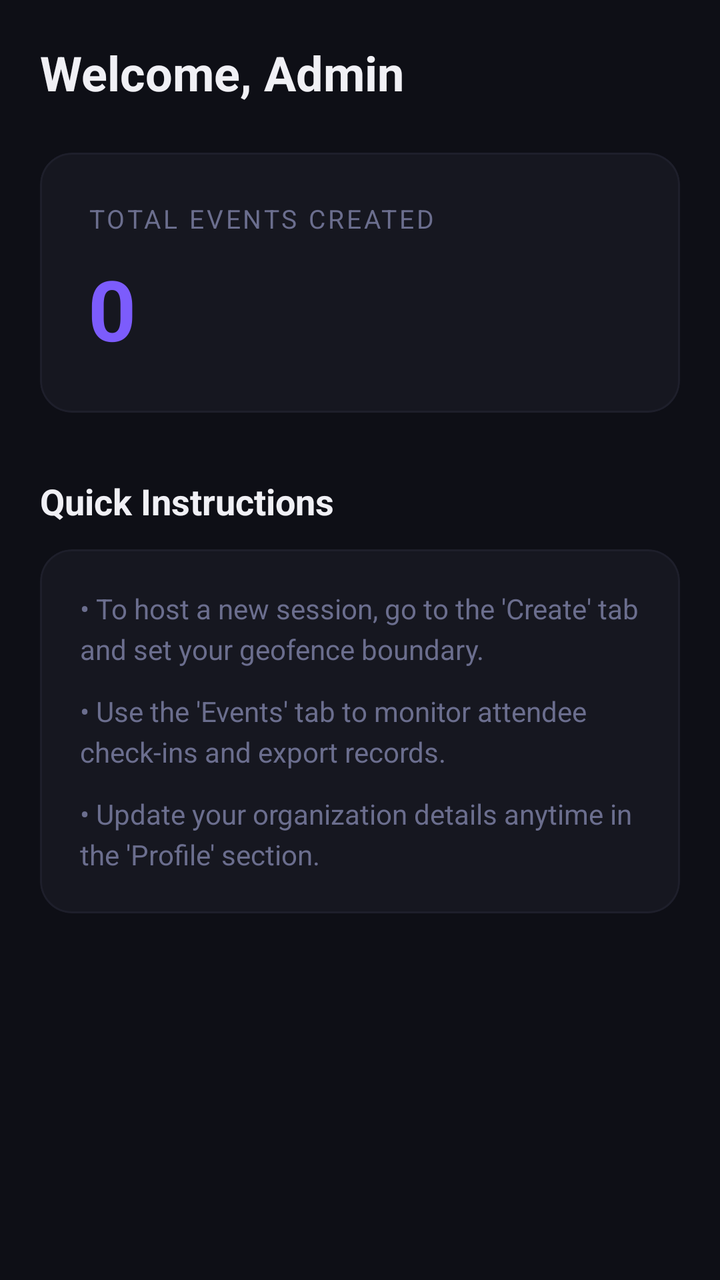
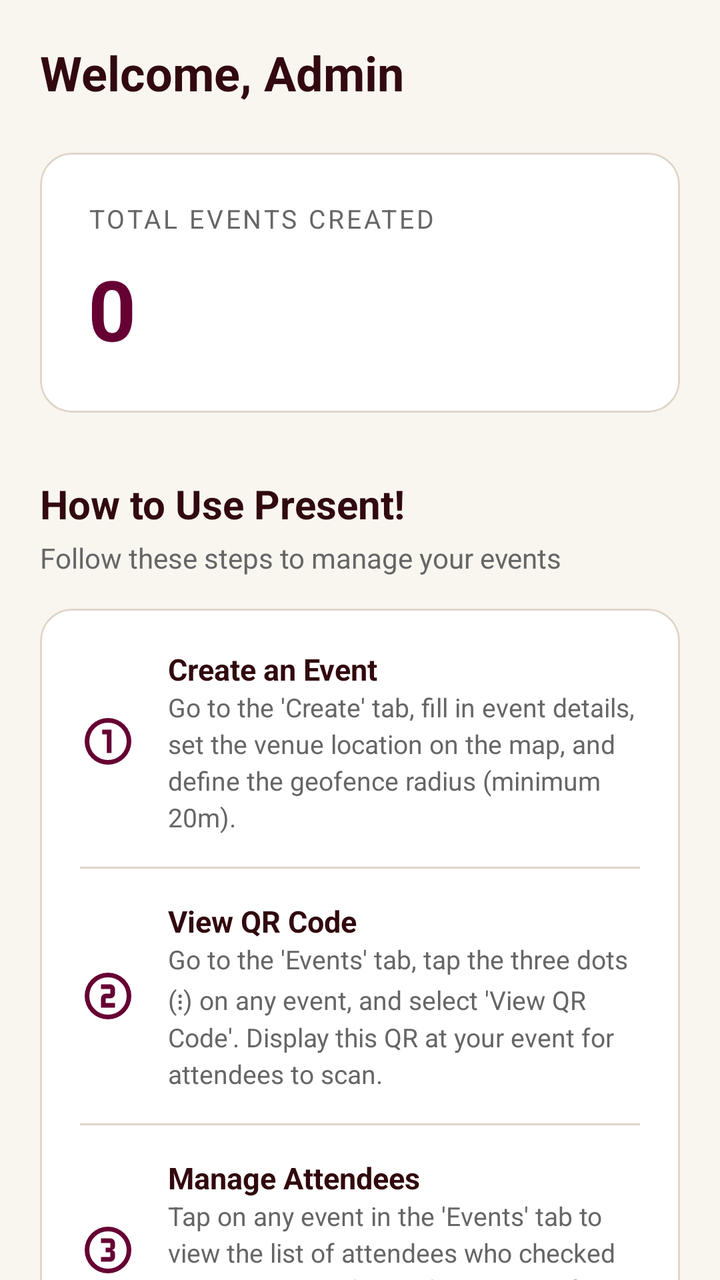

Two renders of the same Android screen: before a commit and after it. Below are the layout's source before the change and the commit's diff.
<!-- AndroidManifest.xml: application theme Theme.Present -->
<!-- res/layout/fragment_admin_home.xml -->
<?xml version="1.0" encoding="utf-8"?>
<androidx.core.widget.NestedScrollView xmlns:android="http://schemas.android.com/apk/res/android"
    xmlns:app="http://schemas.android.com/apk/res-auto"
    android:layout_width="match_parent"
    android:layout_height="match_parent"
    android:fillViewport="true"
    android:background="#0E0F16">

    <LinearLayout
        android:layout_width="match_parent"
        android:layout_height="wrap_content"
        android:orientation="vertical"
        android:padding="20dp">

        <TextView
            android:id="@+id/tvAdminWelcome"
            android:layout_width="wrap_content"
            android:layout_height="wrap_content"
            android:text="Welcome, Admin"
            android:textColor="#F0F0F5"
            android:textSize="24sp"
            android:textStyle="bold" />

        
        <com.google.android.material.card.MaterialCardView
            android:layout_width="match_parent"
            android:layout_height="wrap_content"
            android:layout_marginTop="24dp"
            app:cardBackgroundColor="#161720"
            app:cardCornerRadius="16dp"
            app:strokeColor="#1E1F2B"
            app:strokeWidth="1dp">

            <LinearLayout
                android:layout_width="match_parent"
                android:layout_height="wrap_content"
                android:padding="24dp"
                android:orientation="vertical">

                <TextView
                    android:layout_width="wrap_content"
                    android:layout_height="wrap_content"
                    android:text="Total Events Created"
                    android:textColor="#6B6E8E"
                    android:textSize="13sp"
                    android:textAllCaps="true"
                    android:letterSpacing="0.1" />

                <TextView
                    android:id="@+id/tvTotalEventsCount"
                    android:layout_width="wrap_content"
                    android:layout_height="wrap_content"
                    android:layout_marginTop="8dp"
                    android:text="0"
                    android:textColor="#7C5CFC"
                    android:textSize="42sp"
                    android:textStyle="bold" />
            </LinearLayout>
        </com.google.android.material.card.MaterialCardView>

        
        <TextView
            android:layout_width="wrap_content"
            android:layout_height="wrap_content"
            android:layout_marginTop="32dp"
            android:text="Quick Instructions"
            android:textColor="#F0F0F5"
            android:textSize="18sp"
            android:textStyle="bold" />

        <com.google.android.material.card.MaterialCardView
            android:layout_width="match_parent"
            android:layout_height="wrap_content"
            android:layout_marginTop="12dp"
            app:cardBackgroundColor="#161720"
            app:cardCornerRadius="16dp"
            app:strokeColor="#1E1F2B"
            app:strokeWidth="1dp">

            <LinearLayout
                android:layout_width="match_parent"
                android:layout_height="wrap_content"
                android:orientation="vertical"
                android:padding="20dp">

                <TextView
                    android:layout_width="match_parent"
                    android:layout_height="wrap_content"
                    android:text="• To host a new session, go to the 'Create' tab and set your geofence boundary."
                    android:textColor="#6B6E8E"
                    android:textSize="14sp"
                    android:lineSpacingExtra="4dp" />

                <TextView
                    android:layout_width="match_parent"
                    android:layout_height="wrap_content"
                    android:layout_marginTop="12dp"
                    android:text="• Use the 'Events' tab to monitor attendee check-ins and export records."
                    android:textColor="#6B6E8E"
                    android:textSize="14sp"
                    android:lineSpacingExtra="4dp" />

                <TextView
                    android:layout_width="match_parent"
                    android:layout_height="wrap_content"
                    android:layout_marginTop="12dp"
                    android:text="• Update your organization details anytime in the 'Profile' section."
                    android:textColor="#6B6E8E"
                    android:textSize="14sp"
                    android:lineSpacingExtra="4dp" />

            </LinearLayout>
        </com.google.android.material.card.MaterialCardView>

        
        <View
            android:layout_width="match_parent"
            android:layout_height="40dp" />

    </LinearLayout>
</androidx.core.widget.NestedScrollView>
<!-- resources referenced by this layout -->
<resources>
  <style name="Theme.Present" parent="Theme.Material3.Dark.NoActionBar">
          
          <item name="colorPrimary">@color/colorPrimary</item>
          <item name="colorOnPrimary">@android:color/white</item>
          <item name="colorSecondary">@color/colorSecondary</item>
          <item name="colorOnSecondary">@android:color/white</item>
          <item name="colorError">@color/colorError</item>
  
          
          <item name="android:windowBackground">@color/colorBackground</item>
          <item name="colorSurface">@color/colorSurface</item>
          <item name="colorOnSurface">@color/colorOnSurface</item>
          <item name="colorOutline">@color/colorBorder</item>
  
          
          <item name="materialButtonStyle">@style/Widget.Material3.Button</item>
          <item name="textInputStyle">@style/Widget.Material3.TextInputLayout.OutlinedBox</item>
          <item name="bottomNavigationStyle">@style/Widget.Material3.BottomNavigationView</item>
      </style>
  <color name="colorPrimary">#7C5CFC</color>
  <color name="colorSecondary">#22C55E</color>
  <color name="colorError">#EF4444</color>
  <color name="colorBackground">#0E0F16</color>
  <color name="colorSurface">#161720</color>
  <color name="colorOnSurface">#F0F0F5</color>
  <color name="colorBorder">#2A2B3D</color>
</resources>

<!-- the commit's change to res/layout/fragment_admin_home.xml (unified diff, before → after) -->
@@ -4,7 +4,7 @@
     android:layout_width="match_parent"
     android:layout_height="match_parent"
     android:fillViewport="true"
-    android:background="#0E0F16">
+    android:background="@color/colorBackground">
 
     <LinearLayout
         android:layout_width="match_parent"
@@ -17,7 +17,7 @@
             android:layout_width="wrap_content"
             android:layout_height="wrap_content"
             android:text="Welcome, Admin"
-            android:textColor="#F0F0F5"
+            android:textColor="@color/colorOnSurface"
             android:textSize="24sp"
             android:textStyle="bold" />
 
@@ -26,9 +26,9 @@
             android:layout_width="match_parent"
             android:layout_height="wrap_content"
             android:layout_marginTop="24dp"
-            app:cardBackgroundColor="#161720"
+            app:cardBackgroundColor="@color/colorSurface"
             app:cardCornerRadius="16dp"
-            app:strokeColor="#1E1F2B"
+            app:strokeColor="@color/colorBorder"
             app:strokeWidth="1dp">
 
             <LinearLayout
@@ -41,7 +41,7 @@
                     android:layout_width="wrap_content"
                     android:layout_height="wrap_content"
                     android:text="Total Events Created"
-                    android:textColor="#6B6E8E"
+                    android:textColor="@color/colorMuted"
                     android:textSize="13sp"
                     android:textAllCaps="true"
                     android:letterSpacing="0.1" />
@@ -52,7 +52,7 @@
                     android:layout_height="wrap_content"
                     android:layout_marginTop="8dp"
                     android:text="0"
-                    android:textColor="#7C5CFC"
+                    android:textColor="@color/colorPrimary"
                     android:textSize="42sp"
                     android:textStyle="bold" />
             </LinearLayout>
@@ -63,18 +63,26 @@
             android:layout_width="wrap_content"
             android:layout_height="wrap_content"
             android:layout_marginTop="32dp"
-            android:text="Quick Instructions"
-            android:textColor="#F0F0F5"
-            android:textSize="18sp"
+            android:text="How to Use Present!"
+            android:textColor="@color/colorOnSurface"
+            android:textSize="20sp"
             android:textStyle="bold" />
+
+        <TextView
+            android:layout_width="wrap_content"
+            android:layout_height="wrap_content"
+            android:layout_marginTop="4dp"
+            android:text="Follow these steps to manage your events"
+            android:textColor="@color/colorMuted"
+            android:textSize="14sp" />
 
         <com.google.android.material.card.MaterialCardView
             android:layout_width="match_parent"
             android:layout_height="wrap_content"
-            android:layout_marginTop="12dp"
-            app:cardBackgroundColor="#161720"
+            android:layout_marginTop="16dp"
+            app:cardBackgroundColor="@color/colorSurface"
             app:cardCornerRadius="16dp"
-            app:strokeColor="#1E1F2B"
+            app:strokeColor="@color/colorBorder"
             app:strokeWidth="1dp">
 
             <LinearLayout
@@ -83,36 +91,307 @@
                 android:orientation="vertical"
                 android:padding="20dp">
 
-                <TextView
-                    android:layout_width="match_parent"
-                    android:layout_height="wrap_content"
-                    android:text="• To host a new session, go to the 'Create' tab and set your geofence boundary."
-                    android:textColor="#6B6E8E"
-                    android:textSize="14sp"
-                    android:lineSpacingExtra="4dp" />
-
-                <TextView
-                    android:layout_width="match_parent"
-                    android:layout_height="wrap_content"
-                    android:layout_marginTop="12dp"
-                    android:text="• Use the 'Events' tab to monitor attendee check-ins and export records."
-                    android:textColor="#6B6E8E"
-                    android:textSize="14sp"
-                    android:lineSpacingExtra="4dp" />
-
-                <TextView
-                    android:layout_width="match_parent"
-                    android:layout_height="wrap_content"
-                    android:layout_marginTop="12dp"
-                    android:text="• Update your organization details anytime in the 'Profile' section."
-                    android:textColor="#6B6E8E"
-                    android:textSize="14sp"
-                    android:lineSpacingExtra="4dp" />
+                
+                <LinearLayout
+                    android:layout_width="match_parent"
+                    android:layout_height="wrap_content"
+                    android:orientation="horizontal"
+                    android:gravity="center_vertical">
+
+                    <TextView
+                        android:layout_width="28dp"
+                        android:layout_height="28dp"
+                        android:background="@drawable/ic_count_one"
+                        android:backgroundTint="@color/colorPrimary"
+                        android:gravity="center"
+                        android:textColor="@color/white"
+                        android:textSize="12sp"
+                        android:textStyle="bold" />
+
+                    <LinearLayout
+                        android:layout_width="0dp"
+                        android:layout_height="wrap_content"
+                        android:layout_weight="1"
+                        android:layout_marginStart="16dp"
+                        android:orientation="vertical">
+
+                        <TextView
+                            android:layout_width="wrap_content"
+                            android:layout_height="wrap_content"
+                            android:text="Create an Event"
+                            android:textColor="@color/colorOnSurface"
+                            android:textSize="15sp"
+                            android:textStyle="bold" />
+
+                        <TextView
+                            android:layout_width="wrap_content"
+                            android:layout_height="wrap_content"
+                            android:text="Go to the 'Create' tab, fill in event details, set the venue location on the map, and define the geofence radius (minimum 20m)."
+                            android:textColor="@color/colorMuted"
+                            android:textSize="13sp"
+                            android:lineSpacingExtra="3dp" />
+                    </LinearLayout>
+                </LinearLayout>
+
+                <View
+                    android:layout_width="match_parent"
+                    android:layout_height="1dp"
+                    android:layout_marginVertical="16dp"
+                    android:background="@color/colorBorder" />
+
+                
+                <LinearLayout
+                    android:layout_width="match_parent"
+                    android:layout_height="wrap_content"
+                    android:orientation="horizontal"
+                    android:gravity="center_vertical">
+
+                    <TextView
+                        android:layout_width="28dp"
+                        android:layout_height="28dp"
+                        android:background="@drawable/ic_count_two"
+                        android:backgroundTint="@color/colorPrimary"
+                        android:gravity="center"
+                        android:textColor="@color/white"
+                        android:textSize="12sp"
+                        android:textStyle="bold" />
+
+                    <LinearLayout
+                        android:layout_width="0dp"
+                        android:layout_height="wrap_content"
+                        android:layout_weight="1"
+                        android:layout_marginStart="16dp"
+                        android:orientation="vertical">
+
+                        <TextView
+                            android:layout_width="wrap_content"
+                            android:layout_height="wrap_content"
+                            android:text="View QR Code"
+                            android:textColor="@color/colorOnSurface"
+                            android:textSize="15sp"
+                            android:textStyle="bold" />
+
+                        <TextView
+                            android:layout_width="wrap_content"
+                            android:layout_height="wrap_content"
+                            android:text="Go to the 'Events' tab, tap the three dots (⋮) on any event, and select 'View QR Code'. Display this QR at your event for attendees to scan."
+                            android:textColor="@color/colorMuted"
+                            android:textSize="13sp"
+                            android:lineSpacingExtra="3dp" />
+                    </LinearLayout>
+                </LinearLayout>
+
+                <View
+                    android:layout_width="match_parent"
+                    android:layout_height="1dp"
+                    android:layout_marginVertical="16dp"
+                    android:background="@color/colorBorder" />
+
+                
+                <LinearLayout
+                    android:layout_width="match_parent"
+                    android:layout_height="wrap_content"
+                    android:orientation="horizontal"
+                    android:gravity="center_vertical">
+
+                    <TextView
+                        android:layout_width="28dp"
+                        android:layout_height="28dp"
+                        android:background="@drawable/ic_count_three"
+                        android:backgroundTint="@color/colorPrimary"
+                        android:gravity="center"
+                        android:textColor="@color/white"
+                        android:textSize="12sp"
+                        android:textStyle="bold" />
+
+                    <LinearLayout
+                        android:layout_width="0dp"
+                        android:layout_height="wrap_content"
+                        android:layout_weight="1"
+                        android:layout_marginStart="16dp"
+                        android:orientation="vertical">
+
+                        <TextView
+                            android:layout_width="wrap_content"
+                            android:layout_height="wrap_content"
+                            android:text="Manage Attendees"
+                            android:textColor="@color/colorOnSurface"
+                            android:textSize="15sp"
+                            android:textStyle="bold" />
+
+                        <TextView
+                            android:layout_width="wrap_content"
+                            android:layout_height="wrap_content"
+                            android:text="Tap on any event in the 'Events' tab to view the list of attendees who checked in. Export attendance data as CSV for your records."
+                            android:textColor="@color/colorMuted"
+                            android:textSize="13sp"
+                            android:lineSpacingExtra="3dp" />
+                    </LinearLayout>
+                </LinearLayout>
+
+                <View
+                    android:layout_width="match_parent"
+                    android:layout_height="1dp"
+                    android:layout_marginVertical="16dp"
+                    android:background="@color/colorBorder" />
+
+                
+                <LinearLayout
+                    android:layout_width="match_parent"
+                    android:layout_height="wrap_content"
+                    android:orientation="horizontal"
+                    android:gravity="center_vertical">
+
+                    <TextView
+                        android:layout_width="28dp"
+                        android:layout_height="28dp"
+                        android:background="@drawable/ic_count_four"
+                        android:backgroundTint="@color/colorSecondary"
+                        android:gravity="center"
+                        android:textColor="@color/white"
+                        android:textSize="12sp"
+                        android:textStyle="bold" />
+
+                    <LinearLayout
+                        android:layout_width="0dp"
+                        android:layout_height="wrap_content"
+                        android:layout_weight="1"
+                        android:layout_marginStart="16dp"
+                        android:orientation="vertical">
+
+                        <TextView
+                            android:layout_width="wrap_content"
+                            android:layout_height="wrap_content"
+                            android:text="Edit or Delete Events"
+                            android:textColor="@color/colorOnSurface"
+                            android:textSize="15sp"
+                            android:textStyle="bold" />
+
+                        <TextView
+                            android:layout_width="wrap_content"
+                            android:layout_height="wrap_content"
+                            android:text="Tap the three dots (⋮) on any event to edit its details or delete it. Note: Deleting an event will remove all associated attendance records."
+                            android:textColor="@color/colorMuted"
+                            android:textSize="13sp"
+                            android:lineSpacingExtra="3dp" />
+                    </LinearLayout>
+                </LinearLayout>
 
             </LinearLayout>
         </com.google.android.material.card.MaterialCardView>
 
         
+        <TextView
+            android:layout_width="wrap_content"
+            android:layout_height="wrap_content"
+            android:layout_marginTop="24dp"
+            android:text="💡 Important Tips"
+            android:textColor="@color/colorOnSurface"
+            android:textSize="18sp"
+            android:textStyle="bold" />
+
+        <com.google.android.material.card.MaterialCardView
+            android:layout_width="match_parent"
+            android:layout_height="wrap_content"
+            android:layout_marginTop="12dp"
+            app:cardBackgroundColor="@color/colorSurface"
+            app:cardCornerRadius="16dp"
+            app:strokeColor="@color/colorBorder"
+            app:strokeWidth="1dp">
+
+            <LinearLayout
+                android:layout_width="match_parent"
+                android:layout_height="wrap_content"
+                android:orientation="vertical"
+                android:padding="20dp">
+
+                <LinearLayout
+                    android:layout_width="match_parent"
+                    android:layout_height="wrap_content"
+                    android:orientation="horizontal"
+                    android:gravity="center_vertical">
+
+                    <TextView
+                        android:layout_width="32dp"
+                        android:layout_height="32dp"
+                        android:gravity="center"
+                        android:text="⚠️"
+                        android:textSize="18sp" />
+
+                    <TextView
+                        android:layout_width="0dp"
+                        android:layout_height="wrap_content"
+                        android:layout_weight="1"
+                        android:layout_marginStart="12dp"
+                        android:text="Set your geofence radius to at least 20 meters to ensure GPS accuracy for attendees."
+                        android:textColor="@color/colorMuted"
+                        android:textSize="13sp"
+                        android:lineSpacingExtra="3dp" />
+                </LinearLayout>
+
+                <View
+                    android:layout_width="match_parent"
+                    android:layout_height="1dp"
+                    android:layout_marginVertical="12dp"
+                    android:background="@color/colorBorder" />
+
+                <LinearLayout
+                    android:layout_width="match_parent"
+                    android:layout_height="wrap_content"
+                    android:orientation="horizontal"
+                    android:gravity="center_vertical">
+
+                    <TextView
+                        android:layout_width="32dp"
+                        android:layout_height="32dp"
+                        android:gravity="center"
+                        android:text="📱"
+                        android:textSize="18sp" />
+
+                    <TextView
+                        android:layout_width="0dp"
+                        android:layout_height="wrap_content"
+                        android:layout_weight="1"
+                        android:layout_marginStart="12dp"
+                        android:text="Always test your QR code by scanning it with a test account before the actual event."
+                        android:textColor="@color/colorMuted"
+                        android:textSize="13sp"
+                        android:lineSpacingExtra="3dp" />
+                </LinearLayout>
+
+                <View
+                    android:layout_width="match_parent"
+                    android:layout_height="1dp"
+                    android:layout_marginVertical="12dp"
+                    android:background="@color/colorBorder" />
+
+                <LinearLayout
+                    android:layout_width="match_parent"
+                    android:layout_height="wrap_content"
+                    android:orientation="horizontal"
+                    android:gravity="center_vertical">
+
+                    <TextView
+                        android:layout_width="32dp"
+                        android:layout_height="32dp"
+                        android:gravity="center"
+                        android:text="📊"
+                        android:textSize="18sp" />
+
+                    <TextView
+                        android:layout_width="0dp"
+                        android:layout_height="wrap_content"
+                        android:layout_weight="1"
+                        android:layout_marginStart="12dp"
+                        android:text="Export attendance data as CSV to keep records for reporting and analysis."
+                        android:textColor="@color/colorMuted"
+                        android:textSize="13sp"
+                        android:lineSpacingExtra="3dp" />
+                </LinearLayout>
+
+            </LinearLayout>
+        </com.google.android.material.card.MaterialCardView>
+
         <View
             android:layout_width="match_parent"
             android:layout_height="40dp" />
<!-- resource entries referenced after the edit -->
@@ -1,11 +1,11 @@
 <!-- resources referenced by this layout -->
 <resources>
-  <style name="Theme.Present" parent="Theme.Material3.Dark.NoActionBar">
+  <style name="Theme.Present" parent="Theme.Material3.Light.NoActionBar">
           
           <item name="colorPrimary">@color/colorPrimary</item>
-          <item name="colorOnPrimary">@android:color/white</item>
+          <item name="colorOnPrimary">@color/white</item>
           <item name="colorSecondary">@color/colorSecondary</item>
-          <item name="colorOnSecondary">@android:color/white</item>
+          <item name="colorOnSecondary">@color/white</item>
           <item name="colorError">@color/colorError</item>
   
           
@@ -15,16 +15,54 @@
           <item name="colorOutline">@color/colorBorder</item>
   
           
+          <item name="android:statusBarColor">@color/colorPrimary</item>
+          
+          <item name="android:windowLightStatusBar">false</item>
+  
+          
           <item name="materialButtonStyle">@style/Widget.Material3.Button</item>
           <item name="textInputStyle">@style/Widget.Material3.TextInputLayout.OutlinedBox</item>
           <item name="bottomNavigationStyle">@style/Widget.Material3.BottomNavigationView</item>
+  
+          
+          <item name="android:actionBarStyle">@style/Theme.Present.ActionBar</item>
       </style>
-  <color name="colorPrimary">#7C5CFC</color>
-  <color name="colorSecondary">#22C55E</color>
-  <color name="colorError">#EF4444</color>
-  <color name="colorBackground">#0E0F16</color>
-  <color name="colorSurface">#161720</color>
-  <color name="colorOnSurface">#F0F0F5</color>
-  <color name="colorBorder">#2A2B3D</color>
+  <color name="colorPrimary">#660033</color>
+  <color name="colorSecondary">#D4AF37</color>
+  <color name="colorError">#DC3545</color>
+  <style name="Theme.Present.ActionBar" parent="@style/Widget.Material3.Toolbar">
+          <item name="android:background">@color/colorPrimary</item>
+          <item name="titleTextColor">@color/white</item>
+      </style>
+  <color name="colorBackground">#F9F6F0</color>
+  <color name="colorSurface">#FFFFFF</color>
+  <color name="white">#FFFFFFFF</color>
+  <!-- drawable ic_count_four (drawable) -->
+  <vector xmlns:android="http://schemas.android.com/apk/res/android" android:height="24dp" android:tint="#FFFFFF" android:viewportHeight="960" android:viewportWidth="960" android:width="24dp">
+        
+      <path android:fillColor="@android:color/white" android:pathData="M480,880Q397,880 324,848.5Q251,817 197,763Q143,709 111.5,636Q80,563 80,480Q80,397 111.5,324Q143,251 197,197Q251,143 324,111.5Q397,80 480,80Q563,80 636,111.5Q709,143 763,197Q817,251 848.5,324Q880,397 880,480Q880,563 848.5,636Q817,709 763,763Q709,817 636,848.5Q563,880 480,880ZM480,800Q614,800 707,707Q800,614 800,480Q800,346 707,253Q614,160 480,160Q346,160 253,253Q160,346 160,480Q160,614 253,707Q346,800 480,800ZM480,480Q480,480 480,480Q480,480 480,480Q480,480 480,480Q480,480 480,480Q480,480 480,480Q480,480 480,480Q480,480 480,480Q480,480 480,480ZM520,680L600,680L600,280L520,280L520,440L440,440L440,280L360,280L360,520L520,520L520,680Z"/>
+      
+  </vector>
+  <!-- drawable ic_count_one (drawable) -->
+  <vector xmlns:android="http://schemas.android.com/apk/res/android" android:height="24dp" android:tint="#FFFFFF" android:viewportHeight="960" android:viewportWidth="960" android:width="24dp">
+        
+      <path android:fillColor="@android:color/white" android:pathData="M480,880Q397,880 324,848.5Q251,817 197,763Q143,709 111.5,636Q80,563 80,480Q80,397 111.5,324Q143,251 197,197Q251,143 324,111.5Q397,80 480,80Q563,80 636,111.5Q709,143 763,197Q817,251 848.5,324Q880,397 880,480Q880,563 848.5,636Q817,709 763,763Q709,817 636,848.5Q563,880 480,880ZM480,800Q614,800 707,707Q800,614 800,480Q800,346 707,253Q614,160 480,160Q346,160 253,253Q160,346 160,480Q160,614 253,707Q346,800 480,800ZM480,480Q480,480 480,480Q480,480 480,480Q480,480 480,480Q480,480 480,480Q480,480 480,480Q480,480 480,480Q480,480 480,480Q480,480 480,480ZM460,680L540,680L540,280L380,280L380,360L460,360L460,680Z"/>
+      
+  </vector>
+  <!-- drawable ic_count_three (drawable) -->
+  <vector xmlns:android="http://schemas.android.com/apk/res/android" android:height="24dp" android:tint="#FFFFFF" android:viewportHeight="960" android:viewportWidth="960" android:width="24dp">
+        
+      <path android:fillColor="@android:color/white" android:pathData="M480,880Q397,880 324,848.5Q251,817 197,763Q143,709 111.5,636Q80,563 80,480Q80,397 111.5,324Q143,251 197,197Q251,143 324,111.5Q397,80 480,80Q563,80 636,111.5Q709,143 763,197Q817,251 848.5,324Q880,397 880,480Q880,563 848.5,636Q817,709 763,763Q709,817 636,848.5Q563,880 480,880ZM480,800Q614,800 707,707Q800,614 800,480Q800,346 707,253Q614,160 480,160Q346,160 253,253Q160,346 160,480Q160,614 253,707Q346,800 480,800ZM480,480Q480,480 480,480Q480,480 480,480Q480,480 480,480Q480,480 480,480Q480,480 480,480Q480,480 480,480Q480,480 480,480Q480,480 480,480ZM360,680L520,680Q553,680 576.5,656.5Q600,633 600,600L600,540Q600,514 583,497Q566,480 540,480Q566,480 583,463Q600,446 600,420L600,360Q600,327 576.5,303.5Q553,280 520,280L360,280L360,360L520,360Q520,360 520,360Q520,360 520,360L520,440Q520,440 520,440Q520,440 520,440L440,440L440,520L520,520Q520,520 520,520Q520,520 520,520L520,600Q520,600 520,600Q520,600 520,600L360,600L360,680Z"/>
+      
+  </vector>
+  <!-- drawable ic_count_two (drawable) -->
+  <vector xmlns:android="http://schemas.android.com/apk/res/android" android:height="24dp" android:tint="#FFFFFF" android:viewportHeight="960" android:viewportWidth="960" android:width="24dp">
+        
+      <path android:fillColor="@android:color/white" android:pathData="M480,880Q397,880 324,848.5Q251,817 197,763Q143,709 111.5,636Q80,563 80,480Q80,397 111.5,324Q143,251 197,197Q251,143 324,111.5Q397,80 480,80Q563,80 636,111.5Q709,143 763,197Q817,251 848.5,324Q880,397 880,480Q880,563 848.5,636Q817,709 763,763Q709,817 636,848.5Q563,880 480,880ZM480,800Q614,800 707,707Q800,614 800,480Q800,346 707,253Q614,160 480,160Q346,160 253,253Q160,346 160,480Q160,614 253,707Q346,800 480,800ZM480,480Q480,480 480,480Q480,480 480,480Q480,480 480,480Q480,480 480,480Q480,480 480,480Q480,480 480,480Q480,480 480,480Q480,480 480,480ZM360,680L600,680L600,600L440,600L440,520Q440,520 440,520Q440,520 440,520L520,520Q553,520 576.5,496.5Q600,473 600,440L600,360Q600,327 576.5,303.5Q553,280 520,280L360,280L360,360L520,360Q520,360 520,360Q520,360 520,360L520,440Q520,440 520,440Q520,440 520,440L440,440Q407,440 383.5,463.5Q360,487 360,520L360,680Z"/>
+      
+  </vector>
+  <color name="colorOnSurface">#31090E</color>
+  <color name="colorBorder">#E0D5C8</color>
+  <color name="colorMuted">#666666</color>
 </resources>
 
